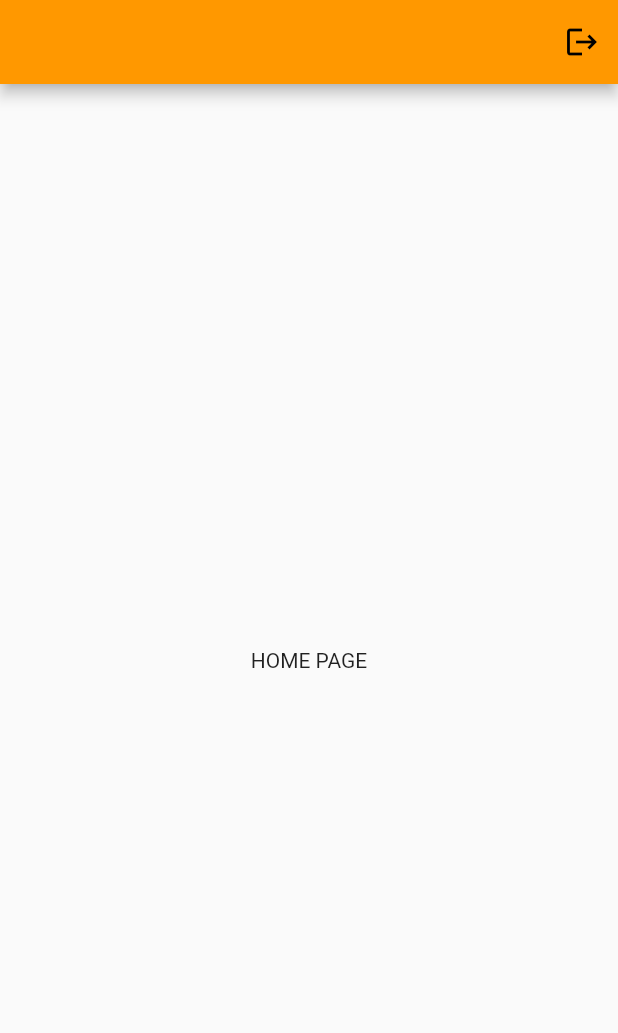
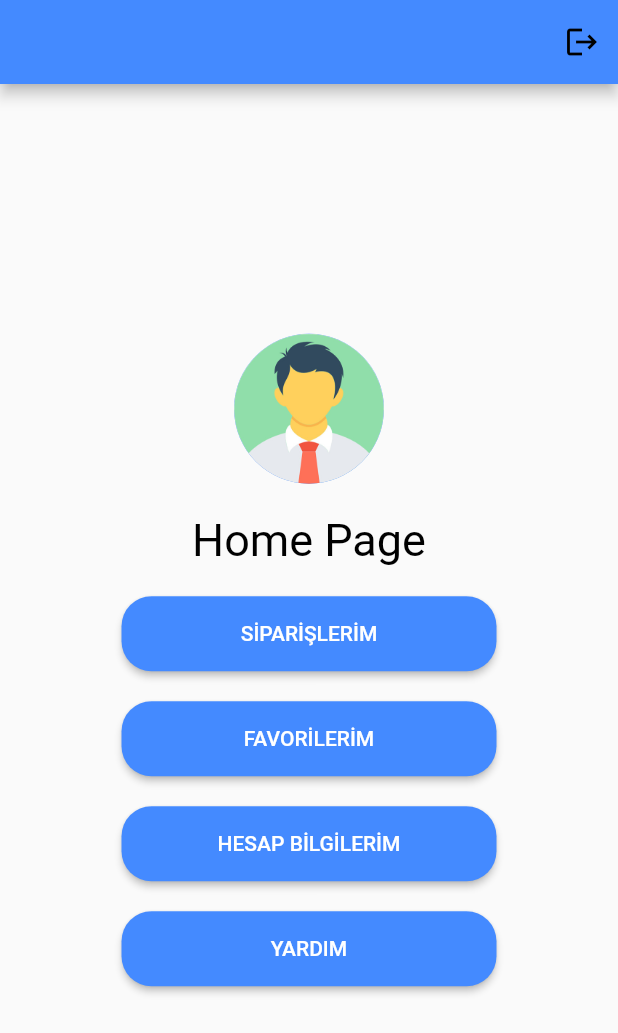
Before and after one commit to BeytullahAy/authentication_app, a Flutter app: the screen it shows once a user with an empty profile is signed in, on a phone screen of 412 x 824 dp. Shown: the top 1033 px of the screen. Run offline on Flutter 3.47's test engine with Material 2 defaults, Android fonts, the phone set to English and light mode, and no system bars; our stand-ins replace cloud_firestore, email_validator, firebase_auth, firebase_core, google_sign_in; accounts and stored records are empty.

Commit message:
home_page güncellendi

```diff
--- a/lib/views/home_page.dart
+++ b/lib/views/home_page.dart
@@ -5,22 +5,92 @@ import 'package:provider/provider.dart';
 class HomePage extends StatelessWidget {
   @override
   Widget build(BuildContext context) {
-    return Scaffold(
-      appBar: AppBar(
-        actions: [
+    return SafeArea(
+        child: Scaffold(
+      appBar: AppBar(backgroundColor: Colors.blueAccent, actions: [
         IconButton(
             onPressed: () async {
               Provider.of<Auth>(context, listen: false).signOut();
               print("logout tıklandı");
             },
             icon: Icon(Icons.logout))
+      ]),
+      body: Center(
+        child: Column(
+          crossAxisAlignment: CrossAxisAlignment.center,
+          mainAxisAlignment: MainAxisAlignment.center,
+          children: [
+            CircleAvatar(
+              radius: 50.0,
+              backgroundColor: Colors.blueAccent,
+              backgroundImage: AssetImage('assets/profil.png'),
+            ),
+            SizedBox(
+              height: 20,
+            ),
+            Text(
+              'Home Page',
+              style: TextStyle(color: Colors.black, fontSize: 30),
+            ),
+            SizedBox(
+              height: 20,
+            ),
+            ElevatedButton(
+              style: ElevatedButton.styleFrom(
+                fixedSize: const Size(250, 50),
+                primary: Colors.blueAccent, // background
+                onPrimary: Colors.white, // foreground
+                shape: RoundedRectangleBorder(
+                    borderRadius: BorderRadius.circular(20)),
+              ),
+              onPressed: () {},
+              child: Text('SİPARİŞLERİM'),
+            ),
+            SizedBox(
+              height: 20,
+            ),
+            ElevatedButton(
+              style: ElevatedButton.styleFrom(
+                fixedSize: const Size(250, 50),
+                primary: Colors.blueAccent, // background
+                onPrimary: Colors.white, // foreground
+                shape: RoundedRectangleBorder(
+                    borderRadius: BorderRadius.circular(20)),
+              ),
+              onPressed: () {},
+              child: Text('FAVORİLERİM'),
+            ),
+            SizedBox(
+              height: 20,
+            ),
+            ElevatedButton(
+              style: ElevatedButton.styleFrom(
+                fixedSize: const Size(250, 50),
+                primary: Colors.blueAccent, // background
+                onPrimary: Colors.white, // foreground
+                shape: RoundedRectangleBorder(
+                    borderRadius: BorderRadius.circular(20)),
+              ),
+              onPressed: () {},
+              child: Text('HESAP BİLGİLERİM'),
+            ),
+            SizedBox(
+              height: 20,
+            ),
+            ElevatedButton(
+              style: ElevatedButton.styleFrom(
+                fixedSize: const Size(250, 50),
+                primary: Colors.blueAccent, // background
+                onPrimary: Colors.white, // foreground
+                shape: RoundedRectangleBorder(
+                    borderRadius: BorderRadius.circular(20)),
+              ),
+              onPressed: () {},
+              child: Text('YARDIM'),
+            ),
           ],
         ),
-      body: Center(
-        child: Container(
-          child: Text("HOME PAGE"),
       ),
-      ),
-    );
+    ));
   }
 }
--- a/pubspec.yaml
+++ b/pubspec.yaml
@@ -64,8 +64,8 @@ flutter:
   uses-material-design: true
 
   # To add assets to your application, add an assets section, like this:
-  # assets:
-  #   - images/a_dot_burr.jpeg
+  assets:
+    - assets/
   #   - images/a_dot_ham.jpeg
 
   # An image asset can refer to one or more resolution-specific "variants", see
```
Also changed, not shown: assets/profil.png (added). Lines whose indentation alone changed are shown as unchanged.
